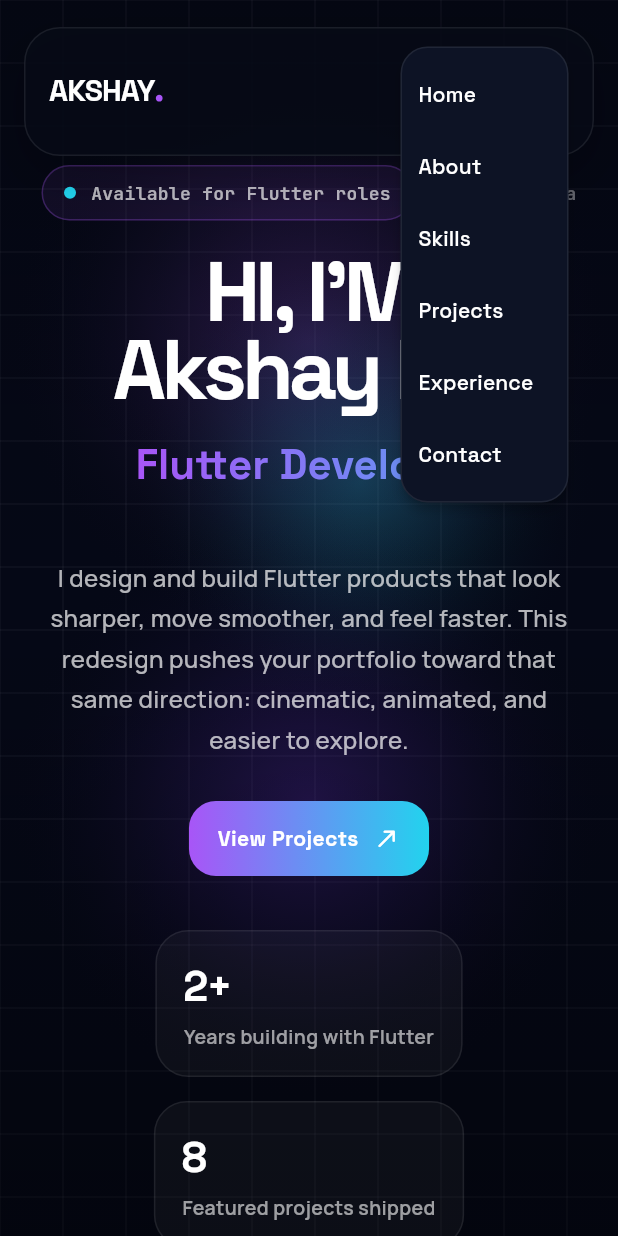
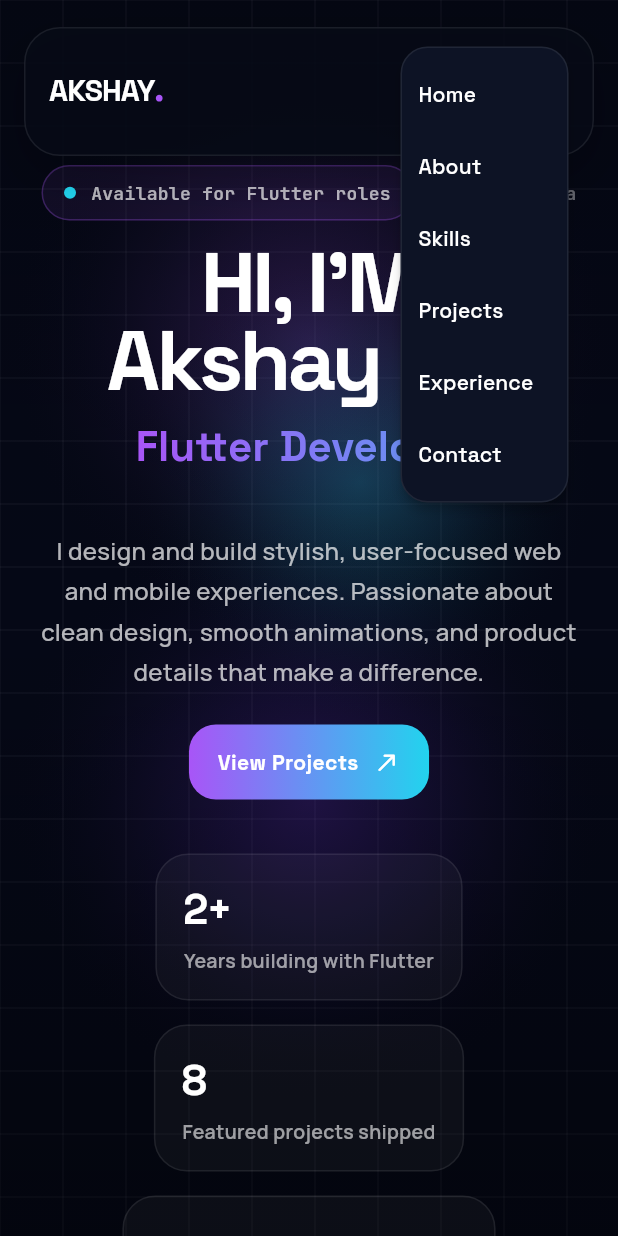
Before and after one commit to Akshaykpz/personal_website_flutter, a Flutter app: the screen it shows after launch, after a tap on the "menu" icon, on a phone screen of 412 x 824 dp. Run offline on Flutter 3.47's test engine with Material 3 defaults, Android fonts, the phone set to English and light mode, and no system bars; drawn by our look-alikes of animated_text_kit; our stand-ins replace animate_do, google_fonts, visibility_detector.

Commit message:
new updates chnages

```diff
--- a/lib/app/portfolio_page.dart
+++ b/lib/app/portfolio_page.dart
@@ -218,7 +218,9 @@ class _PortfolioPageState extends State<PortfolioPage>
       child: Scaffold(
         body: Stack(
           children: [
-            const Positioned.fill(child: _AnimatedBackdrop()),
+            const Positioned.fill(
+              child: _AnimatedBackdrop(),
+            ),
             Positioned.fill(
               child: SingleChildScrollView(
                 controller: _scrollController,
@@ -237,10 +239,8 @@ class _PortfolioPageState extends State<PortfolioPage>
                       sectionId: PortfolioSectionId.about,
                       child: _SectionFrame(
                         sectionLabel: 'About',
-                        title:
-                            'Building Flutter experiences with motion, clarity, and speed.',
-                        description:
-                            'I am a Flutter developer who enjoys turning ideas into interfaces that feel modern, responsive, and memorable. My focus is not just making screens work, but making them feel smooth and intentional across mobile and web.',
+                        title: '',
+                        description: '',
                         child: _AboutSection(),
                       ),
                     ),
@@ -248,10 +248,8 @@ class _PortfolioPageState extends State<PortfolioPage>
                       sectionId: PortfolioSectionId.skills,
                       child: _SectionFrame(
                         sectionLabel: 'Skills',
-                        title:
-                            'A practical stack for shipping polished digital products.',
-                        description:
-                            'I work across app development, responsive web layouts, API integration, and interface refinement with an eye on performance.',
+                        title: '',
+                        description: '',
                         child: _SkillsSection(),
                       ),
                     ),
@@ -259,9 +257,8 @@ class _PortfolioPageState extends State<PortfolioPage>
                       sectionId: PortfolioSectionId.projects,
                       child: _SectionFrame(
                         sectionLabel: 'Projects',
-                        title: 'Selected work in a cleaner project gallery.',
-                        description:
-                            'Browse projects in a normal responsive layout with more space between each card and a smoother reading flow.',
+                        title: '',
+                        description: '',
                         child: _ProjectsSection(
                           onProjectTap: (String url) {
                             _openUrl(url);
@@ -273,10 +270,8 @@ class _PortfolioPageState extends State<PortfolioPage>
                       sectionId: PortfolioSectionId.experience,
                       child: _SectionFrame(
                         sectionLabel: 'Experience',
-                        title:
-                            'A cleaner timeline of the places where I sharpened product thinking and delivery.',
-                        description:
-                            'My experience is now shown in a more structured model with a modern timeline feel inspired by the reference portfolio.',
+                        title: '',
+                        description: '',
                         child: _ExperienceSection(),
                       ),
                     ),
@@ -284,10 +279,8 @@ class _PortfolioPageState extends State<PortfolioPage>
                       sectionId: PortfolioSectionId.contact,
                       child: _SectionFrame(
                         sectionLabel: 'Contact',
-                        title:
-                            'Let\'s build a smoother, more memorable product.',
-                        description:
-                            'Use the contact form below to send your name, email, and message directly, or connect through LinkedIn and GitHub.',
+                        title: '',
+                        description: '',
                         child: _ContactSection(
                           onGithubTap: () => _openUrl(portfolioGithubUrl),
                           onLinkedInTap: () => _openUrl(portfolioLinkedInUrl),
@@ -930,6 +923,11 @@ class _HeroSection extends StatelessWidget {
   Widget build(BuildContext context) {
     final size = MediaQuery.of(context).size;
     final isCompact = size.width < 980;
+    final double topPadding = isCompact
+        ? (size.width < 720 ? 110.0 : 122.0)
+        : (size.height < 780 ? 94.0 : 122.0);
+    final double bottomPadding = isCompact ? 24.0 : (size.height < 780 ? 16.0 : 24.0);
+
     final heroMinHeight = isCompact
         ? math.max(620.0, size.height * 0.72)
         : math.max(680.0, size.height * 0.78);
@@ -938,15 +936,19 @@ class _HeroSection extends StatelessWidget {
       constraints: BoxConstraints(minHeight: heroMinHeight),
       padding: EdgeInsets.fromLTRB(
         24,
-        size.width < 720 ? 110 : 122,
+        topPadding,
         24,
-        24,
+        bottomPadding,
       ),
       child: Center(
         child: ConstrainedBox(
           constraints: const BoxConstraints(maxWidth: 1220),
           child: isCompact
-              ? Column(
+              ? ScrollConfiguration(
+                  behavior: ScrollConfiguration.of(context).copyWith(scrollbars: false),
+                  child: SingleChildScrollView(
+                    physics: const BouncingScrollPhysics(),
+                    child: Column(
                       children: [
                         _HeroCopy(
                           isCompact: true,
@@ -955,21 +957,35 @@ class _HeroSection extends StatelessWidget {
                         const SizedBox(height: 24),
                         const _HeroVisual(isCompact: true),
                       ],
+                    ),
+                  ),
                 )
               : Row(
                   crossAxisAlignment: CrossAxisAlignment.center,
                   children: [
                     Expanded(
                       flex: 12,
+                      child: ScrollConfiguration(
+                        behavior: ScrollConfiguration.of(context).copyWith(scrollbars: false),
+                        child: SingleChildScrollView(
+                          physics: const BouncingScrollPhysics(),
                           child: _HeroCopy(
                             isCompact: false,
                             onPrimaryTap: onPrimaryTap,
                           ),
                         ),
+                      ),
+                    ),
                     const SizedBox(width: 42),
-                    const Expanded(
+                    Expanded(
                       flex: 10,
+                      child: ScrollConfiguration(
+                        behavior: ScrollConfiguration.of(context).copyWith(scrollbars: false),
+                        child: SingleChildScrollView(
+                          physics: const BouncingScrollPhysics(),
                           child: _HeroVisual(isCompact: false),
+                        ),
+                      ),
                     ),
                   ],
                 ),
@@ -998,7 +1014,7 @@ class _HeroCopy extends StatelessWidget {
           delay: Duration(milliseconds: 100),
           child: _HeroTagLine(),
         ),
-        const SizedBox(height: 22),
+        SizedBox(height: isCompact ? 16 : 14),
         _RevealOnScroll(
           delay: const Duration(milliseconds: 220),
           child: Text(
@@ -1007,20 +1023,20 @@ class _HeroCopy extends StatelessWidget {
             style: GoogleFonts.spaceGrotesk(
               color: Colors.white,
               height: 0.92,
-              letterSpacing: -3.2,
-              fontSize: isCompact ? 56 : 92,
+              letterSpacing: -2.4,
+              fontSize: isCompact ? 56 : 78,
               fontWeight: FontWeight.w800,
             ),
           ),
         ),
-        const SizedBox(height: 18),
+        SizedBox(height: isCompact ? 12 : 10),
         _RevealOnScroll(
           delay: const Duration(milliseconds: 340),
           child: SizedBox(
-            height: isCompact ? 58 : 72,
+            height: isCompact ? 58 : 62,
             child: DefaultTextStyle(
               style: GoogleFonts.spaceGrotesk(
-                fontSize: isCompact ? 28 : 42,
+                fontSize: isCompact ? 28 : 36,
                 fontWeight: FontWeight.w700,
                 color: const Color(0xFFB8C1FF),
               ),
@@ -1033,7 +1049,7 @@ class _HeroCopy extends StatelessWidget {
                         title,
                         duration: const Duration(milliseconds: 1800),
                         textStyle: GoogleFonts.spaceGrotesk(
-                          fontSize: isCompact ? 28 : 42,
+                          fontSize: isCompact ? 28 : 36,
                           fontWeight: FontWeight.w700,
                           foreground: Paint()
                             ..shader = const LinearGradient(
@@ -1052,24 +1068,24 @@ class _HeroCopy extends StatelessWidget {
             ),
           ),
         ),
-        const SizedBox(height: 22),
+        SizedBox(height: isCompact ? 16 : 14),
         _RevealOnScroll(
           delay: const Duration(milliseconds: 470),
           child: ConstrainedBox(
             constraints: const BoxConstraints(maxWidth: 640),
             child: Text(
-              'I design and build Flutter products that look sharper, move smoother, and feel faster. This redesign pushes your portfolio toward that same direction: cinematic, animated, and easier to explore.',
+              'I design and build stylish, user-focused web and mobile experiences. Passionate about clean design, smooth animations, and product details that make a difference.',
               textAlign: isCompact ? TextAlign.center : TextAlign.left,
               style: GoogleFonts.manrope(
                 color: Colors.white70,
                 height: 1.7,
-                fontSize: isCompact ? 16 : 18,
+                fontSize: isCompact ? 16 : 17,
                 fontWeight: FontWeight.w500,
               ),
             ),
           ),
         ),
-        const SizedBox(height: 28),
+        SizedBox(height: isCompact ? 22 : 18),
         _RevealOnScroll(
           delay: const Duration(milliseconds: 620),
           child: Wrap(
@@ -1489,7 +1505,11 @@ class _SectionFrame extends StatelessWidget {
     final sectionVerticalPadding = width < 720 ? 28.0 : 34.0;
     final headerToTitleGap = width < 720 ? 12.0 : 14.0;
     final titleToDescriptionGap = width < 720 ? 14.0 : 16.0;
-    final descriptionToContentGap = width < 720 ? 24.0 : 28.0;
+
+    // Dynamic gap spacing: use wider breathing room when title & description are empty
+    final contentGap = (title.isEmpty && description.isEmpty)
+        ? (width < 720 ? 32.0 : 42.0)
+        : (width < 720 ? 24.0 : 28.0);
 
     return Padding(
       padding: EdgeInsets.symmetric(
@@ -1513,6 +1533,7 @@ class _SectionFrame extends StatelessWidget {
                   ),
                 ),
               ),
+              if (title.isNotEmpty) ...[
                 SizedBox(height: headerToTitleGap),
                 _RevealOnScroll(
                   delay: const Duration(milliseconds: 100),
@@ -1531,6 +1552,8 @@ class _SectionFrame extends StatelessWidget {
                     ),
                   ),
                 ),
+              ],
+              if (description.isNotEmpty) ...[
                 SizedBox(height: titleToDescriptionGap),
                 _RevealOnScroll(
                   delay: const Duration(milliseconds: 180),
@@ -1547,7 +1570,8 @@ class _SectionFrame extends StatelessWidget {
                     ),
                   ),
                 ),
-              SizedBox(height: descriptionToContentGap),
+              ],
+              SizedBox(height: contentGap),
               child,
             ],
           ),
@@ -1558,62 +1582,11 @@ class _SectionFrame extends StatelessWidget {
 }
 
 class _AboutSection extends StatelessWidget {
-  @override
-  Widget build(BuildContext context) {
-    final isCompact = MediaQuery.of(context).size.width < 720;
-
-    return Column(
-      children: [
-        _AboutCopy(isCompact: isCompact),
-        const SizedBox(height: 18),
-        const _AboutCapabilities(),
-      ],
-    );
-  }
-}
-
-class _AboutCopy extends StatelessWidget {
-  const _AboutCopy({required this.isCompact});
-
-  final bool isCompact;
-
-  @override
-  Widget build(BuildContext context) {
-    return _RevealOnScroll(
-      delay: const Duration(milliseconds: 100),
-      child: Container(
-        padding: EdgeInsets.all(isCompact ? 22 : 28),
-        decoration: BoxDecoration(
-          borderRadius: BorderRadius.circular(28),
-          border: Border.all(color: Colors.white.withValues(alpha: 0.08)),
-          color: Colors.white.withValues(alpha: 0.03),
-        ),
-        child: Column(
-          crossAxisAlignment: CrossAxisAlignment.start,
-          children: [
-            Text(
-              'The goal for this redesign is not only a better look. It is also a better feel. That means stronger hierarchy, lighter interactions, smoother scrolling, and a layout that presents your work more confidently.',
-              style: GoogleFonts.manrope(
-                color: Colors.white,
-                fontSize: 18,
-                height: 1.8,
-                fontWeight: FontWeight.w600,
-              ),
-            ),
-            const SizedBox(height: 20),
-            Text(
-              'I have kept your identity, your projects, and your experience, but moved the app toward a more cinematic portfolio direction inspired by the reference: loader overlay, fixed ambient background, anchored navigation, section rail, and project cards that feel more premium.',
-              style: GoogleFonts.manrope(
-                color: Colors.white70,
-                fontSize: 16,
-                height: 1.8,
-                fontWeight: FontWeight.w500,
-              ),
-            ),
-          ],
-        ),
-      ),
-    );
+  const _AboutSection();
+
+  @override
+  Widget build(BuildContext context) {
+    return const _AboutCapabilities();
   }
 }
 
```
Also changed, not shown: lib/view/screens/skills.dart (added, +82 -0 lines), pubspec.lock, 28 other files. Lines whose indentation alone changed are shown as unchanged.
